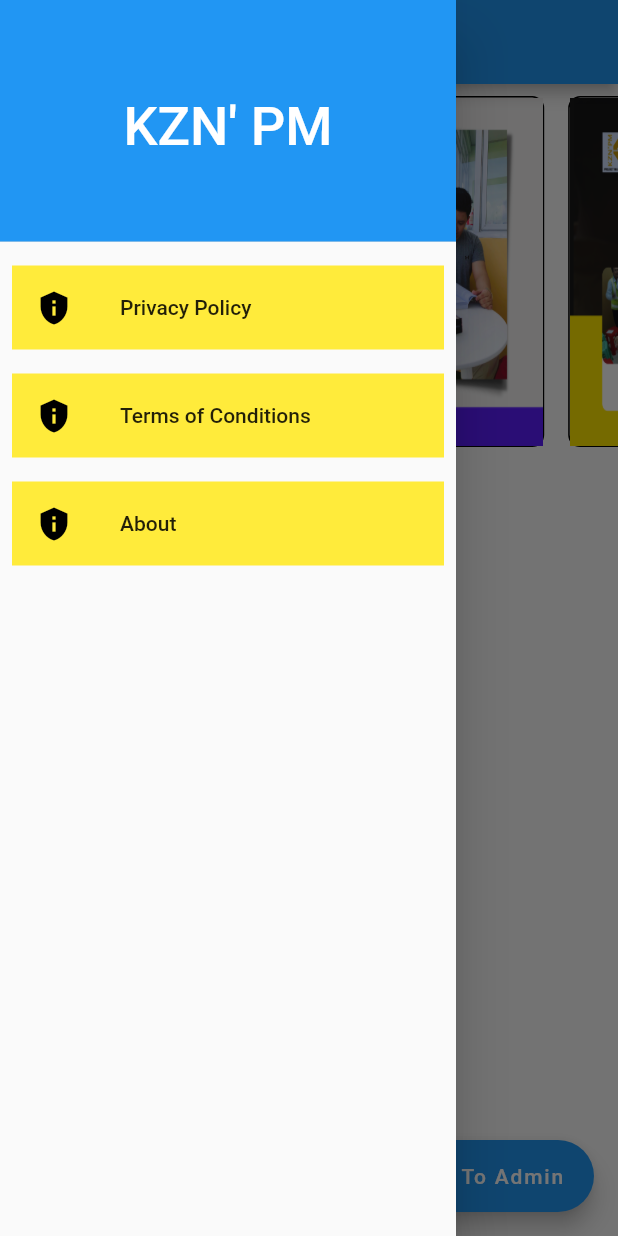
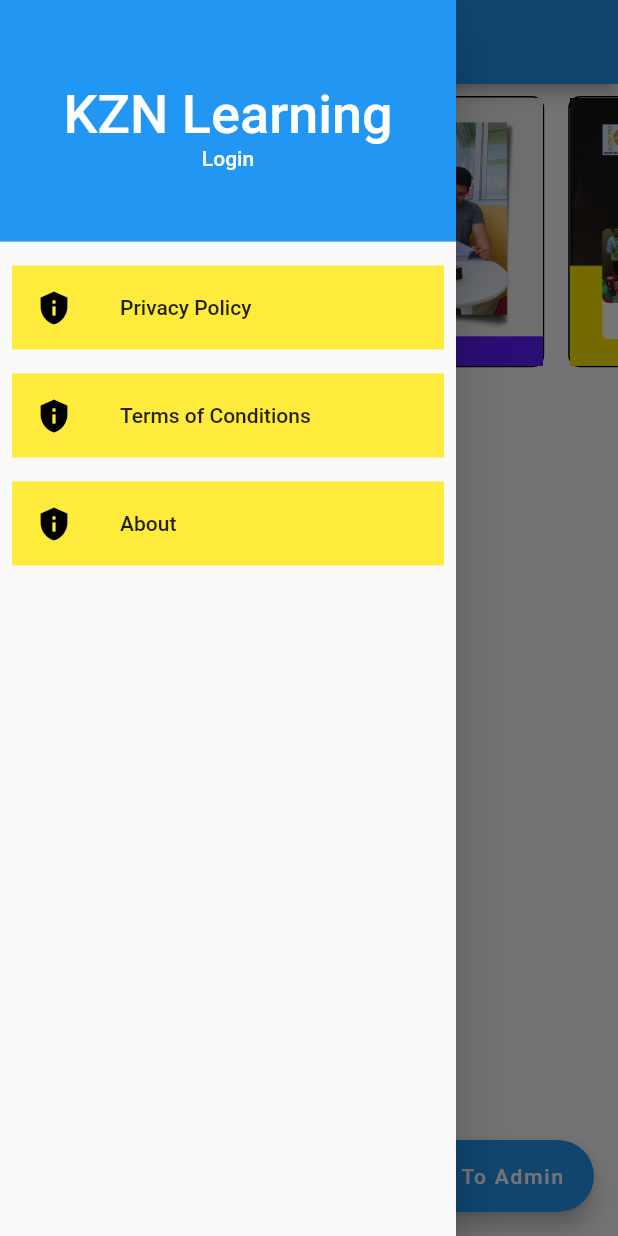
Before and after one commit to kznpmp123/his-and-her-learning, a Flutter app: the screen it shows after launch, with the side drawer open, on a phone screen of 412 x 824 dp. Run offline on Flutter 3.47's test engine with Material 2 defaults, Android fonts, the phone set to English and light mode, and no system bars; drawn by our look-alikes of carousel_slider; our stand-ins replace better_player, dio, shared_preferences; accounts and stored records are empty; generated files the repository leaves out were written again; network calls fail.

```diff
--- a/lib/data/constant.dart
+++ b/lib/data/constant.dart
@@ -1,7 +1,7 @@
 
 import 'package:flutter/material.dart';
 
-final String appName = "KZN' PM";
+final String appName = "KZN Learning";
 // production server http://13.213.196.157:8000 2021-10-08 Updated
 // development server http://192.168.1.2:8000
 final String backendApiServer = 'http://13.213.196.157:8000';
--- a/lib/ui/components/combine/app_drawer.dart
+++ b/lib/ui/components/combine/app_drawer.dart
@@ -1,5 +1,6 @@
 import 'package:flutter/material.dart';
 import 'package:kzn/data/constant.dart';
+import 'package:kzn/ui/components/single/user_info.dart';
 import 'package:kzn/ui/routes/about_route.dart';
 import 'package:kzn/ui/routes/privacy-policy.dart';
 import 'package:kzn/ui/routes/tnc_route.dart';
@@ -19,7 +20,14 @@ class AppDrawer extends StatelessWidget {
             decoration: BoxDecoration(
               color: Colors.blue,
             ),
-            child: Center(child: Text(appName,style: TextStyle(color: Colors.white,fontSize: 36),)),
+            child: Column(
+              crossAxisAlignment: CrossAxisAlignment.center,
+              mainAxisAlignment: MainAxisAlignment.center,
+              children: [
+                Text(appName,style: TextStyle(color: Colors.white,fontSize: 36),),
+                UserInfo()
+              ],
+            ),
           ),
           Container(
             margin: EdgeInsets.all(8),
--- a/lib/ui/components/combine/intro_slider.dart
+++ b/lib/ui/components/combine/intro_slider.dart
@@ -15,13 +15,13 @@ class IntroSlider extends StatelessWidget {
     return (photos.length == 0 ) ?
     Container(color: Colors.grey,) :
     Container(
-      height: 250,
+      height: 28.125 * 7,
       //color: Colors.blueAccent,
       child: CarouselSlider(
           options: CarouselOptions(
             autoPlay: true,
             initialPage: 2,
-            height: 250,
+            height: 28.125 * 9,
             enableInfiniteScroll: true,
           ),
           items: List.generate(photos.length, (index) => Padding(
--- a/lib/ui/components/single/lesson_card.dart
+++ b/lib/ui/components/single/lesson_card.dart
@@ -30,10 +30,8 @@ class LessonCard extends StatelessWidget {
             ],
           ),
         ),
-        height: 100,
-        child: Center(
-          child: Text(lesson.name, style: TextStyle(color: Colors.black),),
-        ),
+        //height: 50,
+        child: Text(lesson.name, style: TextStyle(color: Colors.black),),
       ),
     );
   }
--- /dev/null
+++ b/lib/ui/components/single/user_info.dart
@@ -0,0 +1,39 @@
+import 'package:flutter/material.dart';
+import 'package:kzn/providers/user_provider.dart';
+import 'package:kzn/ui/routes/login_route.dart';
+import 'package:provider/provider.dart';
+
+class UserInfo extends StatefulWidget {
+  @override
+  _UserInfoState createState() => _UserInfoState();
+}
+
+class _UserInfoState extends State<UserInfo> {
+  @override
+  Widget build(BuildContext context) {
+    return Container(
+      child: (Provider.of<UserProvider>(context, listen: true).user == null) ?
+        Container(
+          child: GestureDetector(
+            onTap: (){
+              Navigator.pushReplacementNamed(context, LoginRoute.routeName);
+            },
+            child: Text("Login",style: TextStyle(color: Colors.white),),
+          ),
+        ) :
+        Column(
+          crossAxisAlignment: CrossAxisAlignment.center,
+          mainAxisAlignment: MainAxisAlignment.center,
+          children: [
+            Text("Welcome "+Provider.of<UserProvider>(context, listen: true).user.username),
+            GestureDetector(
+              onTap: (){
+                Navigator.pushReplacementNamed(context, LoginRoute.routeName);
+              },
+              child: Text("Logout",style: TextStyle(color: Colors.red),),
+            )
+          ],
+        ),
+    );
+  }
+}
```
Also changed, not shown: lib/ui/components/single/course_thumb.dart (+10 -8 lines), 1 other file.
